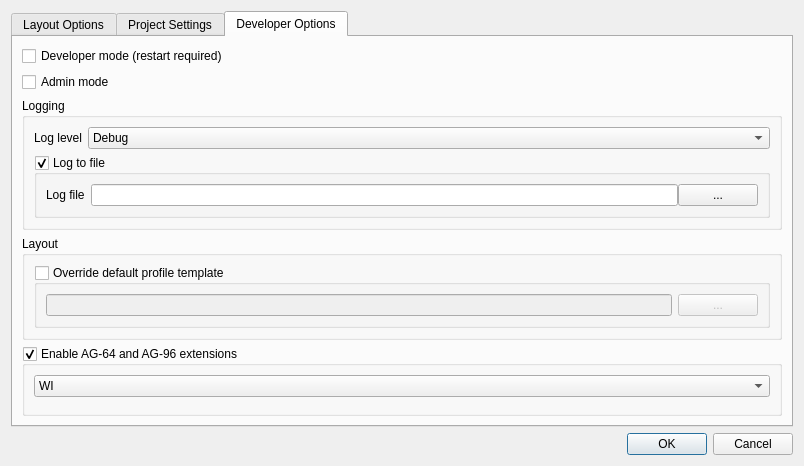
The window that plugin/teksi_wastewater/ui/twwsettingsdialog.ui (teksi/wastewater) describes before a commit, drawn with Qt 5.
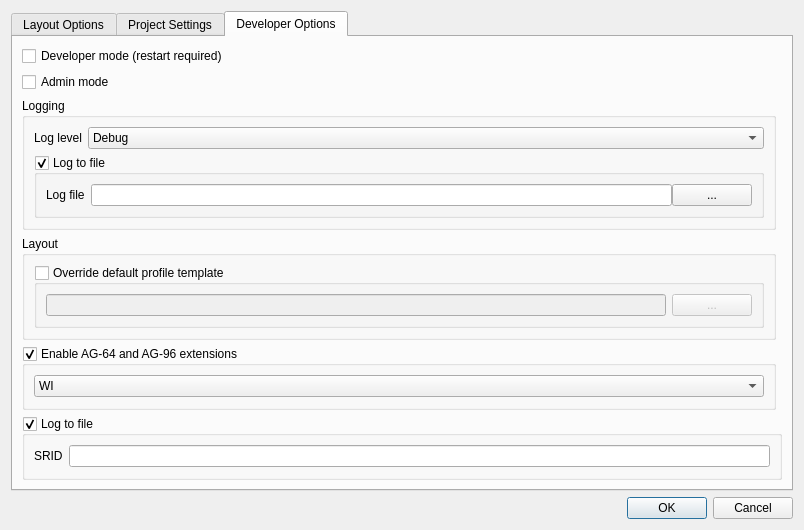
The same window after the commit. The open tabs and pages were chosen to show the change. Custom widgets are drawn as their Qt base class.

Commit message: make srid dynamic in plugin

```diff
--- a/plugin/teksi_wastewater/ui/twwsettingsdialog.ui
+++ b/plugin/teksi_wastewater/ui/twwsettingsdialog.ui
@@ -357,7 +357,50 @@
          </layout>
         </widget>
        </item>
-	  </layout>
+	  <item row="5" column="0" colspan="2">
+           <widget class="QGroupBox" name="mGbOverrideSRID">
+            <property name="title">
+             <string>Log to file</string>
+            </property>
+            <property name="checkable">
+             <bool>true</bool>
+            </property>
+            <layout class="QFormLayout" name="formLayout_srid">
+             <item row="0" column="0">
+              <widget class="QLabel" name="label_srid">
+               <property name="text">
+                <string>SRID</string>
+               </property>
+              </widget>
+             </item>
+             <item row="0" column="1">
+              <widget class="QWidget" name="widget" native="true">
+               <layout class="QHBoxLayout" name="horizontalLayout_srid">
+                <property name="spacing">
+                 <number>0</number>
+                </property>
+                <property name="leftMargin">
+                 <number>0</number>
+                </property>
+                <property name="topMargin">
+                 <number>0</number>
+                </property>
+                <property name="rightMargin">
+                 <number>0</number>
+                </property>
+                <property name="bottomMargin">
+                 <number>0</number>
+                </property>
+                <item>
+                 <widget class="QLineEdit" name="mSRID"/>
+                </item>
+               </layout>
+              </widget>
+             </item>
+            </layout>
+           </widget>
+          </item>
+         </layout>
      </widget>
     </widget>
    </item>
```
The commit also changes 4 other files.
